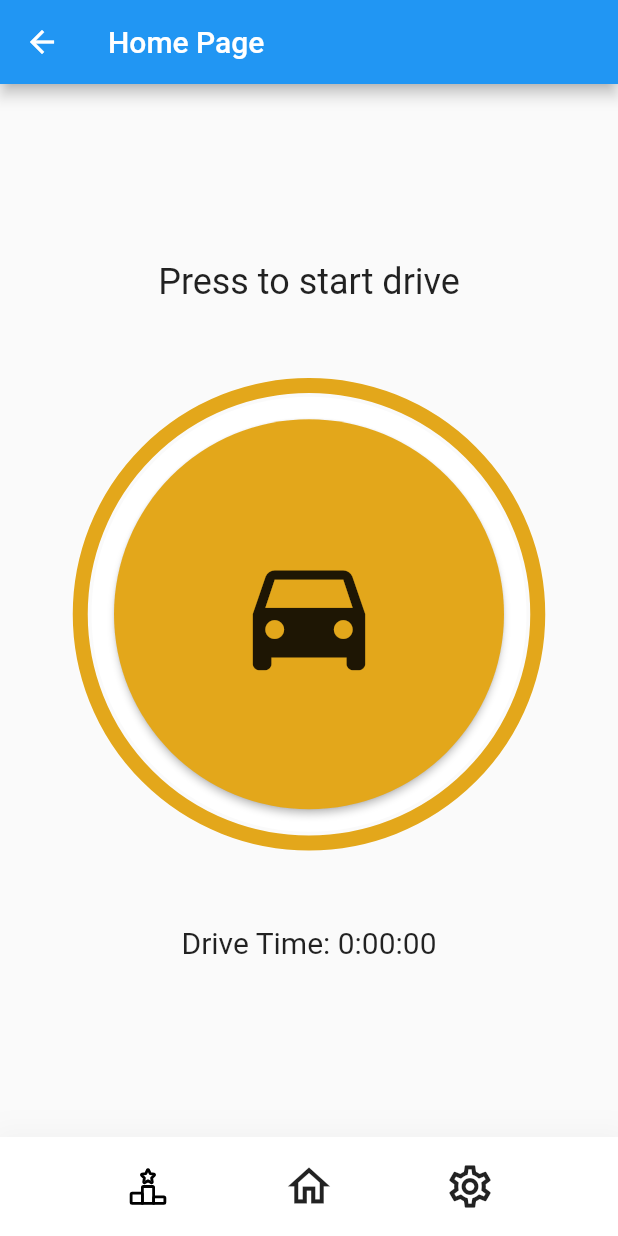
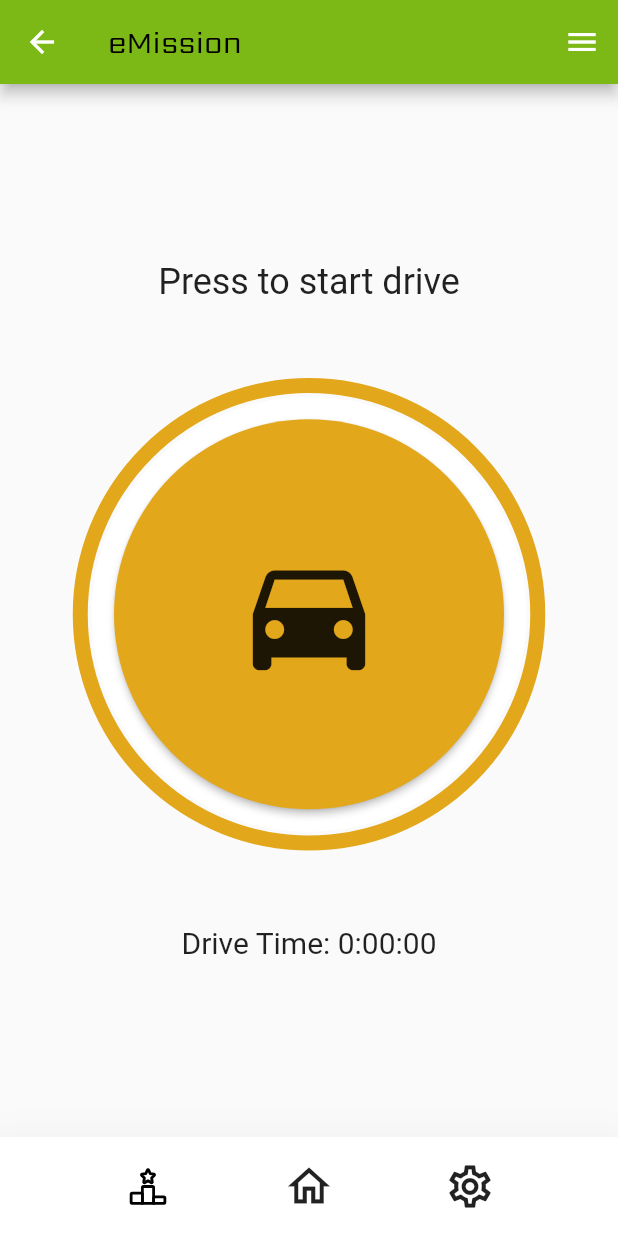
Before and after one commit to Developer-DUCS/eMission, a Flutter app: the screen it shows after launch, after a tap on "Submit", on a phone screen of 412 x 824 dp. Run offline on Flutter 3.47's test engine with Material 2 defaults, Android fonts, the phone set to English and light mode, and no system bars; our stand-ins replace flutter_svg.

Commit message:
Commit- app bars

```diff
--- a/lib/drive-button.dart
+++ b/lib/drive-button.dart
@@ -126,31 +126,42 @@ import 'dart:async';
 import 'package:flutter_svg/flutter_svg.dart';
 
 
+/*
 void main() {
   runApp(MyApp());
 }
+*/
 
-class MyApp extends StatelessWidget {
+/*class MyApp extends StatelessWidget {
   @override
   Widget build(BuildContext context) {
     return MaterialApp(
       home: HomePage(),
     );
   }
+}*/
+
+class ButtonPage extends StatefulWidget {
+  const ButtonPage({Key? key});
+
+  @override
+  _ButtonPageState createState() => _ButtonPageState();
 }
 
-class HomePage extends StatefulWidget {
-  const HomePage({Key? key});
-
-  @override
-  _HomePageState createState() => _HomePageState();
-}
-
-class _HomePageState extends State<HomePage> {
+class _ButtonPageState extends State<ButtonPage> {
   bool isGreen = false; // Track whether the button is green or not
+  bool isDone = false;
   String buttonText = "Press to start drive";
   Timer? timer;
   int secondsElapsed = 0;
+  //Currentpage = getCurrentPage()
+  bool isHome = false;
+  bool isLeaderboard=false;
+  bool isSettings=false;
+
+  /*void getCurrentPage(){
+
+  }*/
 
   void toggleColor() {
     setState(() {
@@ -158,12 +169,14 @@ class _HomePageState extends State<HomePage> {
       if (isGreen) {
         buttonText = "Drive time";
         startTimer();
-      } else {
+      }
+      else {
         buttonText = "Press to start drive";
         stopTimer();
       }
     });
   }
+
 
   void startTimer() {
     timer = Timer.periodic(Duration(seconds: 1), (timer) {
@@ -178,9 +191,14 @@ class _HomePageState extends State<HomePage> {
       timer!.cancel();
       setState(() {
         secondsElapsed = 0;
+        isDone=true;
+        //displayStats();
       });
     }
   }
+
+
+
 
   @override
   void dispose() {
@@ -193,7 +211,38 @@ class _HomePageState extends State<HomePage> {
     Color buttonColor = isGreen ? Color(0xFF7CB816) : Color(0xFFE3A71B); // Custom colors
 
     return Scaffold(
-      appBar: AppBar(title: const Text('Home Page')),
+      appBar: AppBar(title:
+      const Text('eMission',
+        style: TextStyle(color: Colors.black,
+        fontFamily: 'Sarpanch',),
+        ),
+
+        backgroundColor: Color(0xFF7CB816),
+
+
+      ),
+      endDrawer:
+        Drawer(
+            backgroundColor: Colors.black,
+
+            child: ListView(
+                padding: EdgeInsets.zero,
+                children: const [
+                  DrawerHeader(
+                      decoration: BoxDecoration(
+                      color: Colors.blue,
+                    ),
+                    child: Text('Drawer Header'),
+                  ),
+                  ListTile(
+                    title: Text('Item 1'),
+                    textColor: Colors.yellow,
+                  ),
+                ]
+            )
+            //icon: Icon(Icons.menu, color:Colors.black),
+        ),
+
       body: Column(
         children: [
           Expanded(
@@ -275,6 +324,8 @@ class _HomePageState extends State<HomePage> {
               mainAxisAlignment: MainAxisAlignment.spaceBetween,
               children: [
                 Expanded(
+                  child: RawMaterialButton(
+                    onPressed: (){},
                     child: SvgPicture.asset(
                       './assets/images/leaderboard-outline.svg',
                       height:30,
@@ -283,20 +334,31 @@ class _HomePageState extends State<HomePage> {
 
                     ),
                   ),
+                ),
                 SizedBox(width: 20.0),
                 Expanded(
+                  child: RawMaterialButton(
+                    onPressed:(){},
                     child: Icon(
                       Icons.home_outlined,
                       size: 34.0, // Adjust the icon size
                     ),
                   ),
+                ),
                 SizedBox(width: 20.0),
+
                 Expanded(
-                  child: Icon(
-                    Icons.settings_outlined,
-                    size: 34.0, // Adjust the icon size
+
+                    child: RawMaterialButton(
+                      onPressed:(){
+
+                      },
+                      child: Icon (Icons.settings_outlined,
+                      size: 34.0), // Adjust the icon size
                     ),
                   ),
+
+
               ],
             )
 
--- a/lib/main.dart
+++ b/lib/main.dart
@@ -17,6 +17,7 @@ class MyApp extends StatelessWidget {
       title: 'eMission',
       home: Scaffold(
         appBar: AppBar(
+
           title: const Text('eMission Application'),
           backgroundColor: const Color.fromRGBO(124, 184, 22, 40),
         ),
@@ -117,7 +118,7 @@ class  MyCustomForm extends StatelessWidget {
               backgroundColor: const Color.fromARGB(244, 244, 248, 6),
             ),
             onPressed: () {
-              Navigator.of(context).push(MaterialPageRoute(builder: (context)=>HomePage()));
+              Navigator.of(context).push(MaterialPageRoute(builder: (context)=>ButtonPage()));
             },
             child: const Text('Submit')),
           ),
--- a/pubspec.yaml
+++ b/pubspec.yaml
@@ -71,6 +71,9 @@ flutter:
     - family: Social Monster
       fonts:
         - asset: assets/fonts/SocialMonsterNormal-Owjp.ttf
+    - family: Sarpanch
+      fonts:
+      - asset: assets/fonts/Sarpanch-Regular.ttf
   # To add assets to your application, add an assets section, like this:
   # assets:
   #   - images/a_dot_burr.jpeg
```
Lines whose indentation alone changed are shown as unchanged.
